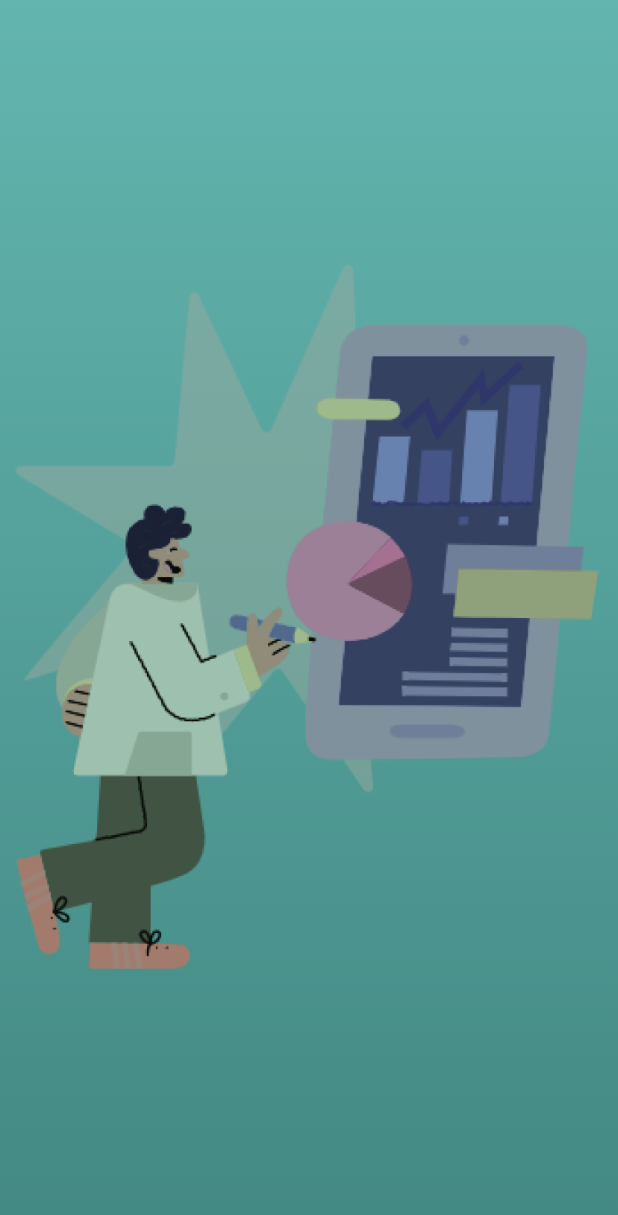
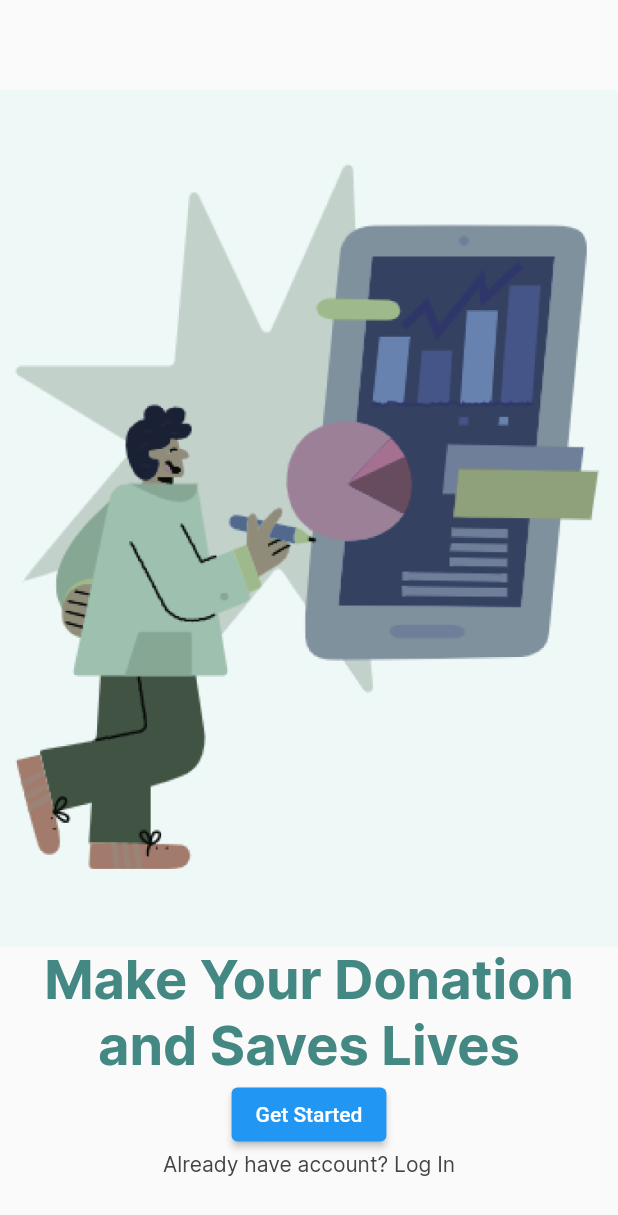
Before and after one commit to fercguerra/donation_app, a Flutter app: the screen it shows after launch, on a phone screen of 412 x 824 dp. Shown: the top 1215 px of the screen. Run offline on Flutter 3.47's test engine with Material 2 defaults, Android fonts, the light colour scheme and no system bars.

Commit message:
Alterações aula 6

```diff
--- a/lib/app.dart
+++ b/lib/app.dart
@@ -1,14 +1,16 @@
-import 'package:donation_app/features/splash/splash_page.dart';
 import 'package:flutter/material.dart';
+
+import 'features/onboarding/onboarding_page.dart';
+
 
 class App extends StatelessWidget {
   const App({super.key});
 
   @override
   Widget build(BuildContext context) {
-    return MaterialApp(
+    return const MaterialApp(
       debugShowCheckedModeBanner: false,
-      home: SplashPage(),
+      home: OnboardingPage(),
 
     );
   }
--- a/lib/common/constants/app_colors.dart
+++ b/lib/common/constants/app_colors.dart
@@ -10,4 +10,6 @@ class AppColors {
     Color(0xFF438883),
   ];
   static const Color white = Color(0xFFFFFFFF);
+  static const Color iceWhite = Color(0xFFEEF8F7);
+  static const Color grey = Color(0xFF444444);
 }
--- a/lib/common/constants/app_text_styles.dart
+++ b/lib/common/constants/app_text_styles.dart
@@ -10,5 +10,17 @@ class AppTextStyles {
           fontWeight: FontWeight.w700,
 
   );
+    static const TextStyle mediumText = TextStyle(
+          fontFamily: 'Inter',
+          fontSize: 36.0,
+          fontWeight: FontWeight.w700,
+    );
+
+   static const TextStyle smallText = TextStyle(
+          fontFamily: 'Inter',
+          fontSize: 14.0,
+          fontWeight: FontWeight.w500,
+    );
+
 
 }
--- /dev/null
+++ b/lib/features/onboarding/onboarding_page.dart
@@ -0,0 +1,46 @@
+import 'package:donation_app/common/constants/app_colors.dart';
+import 'package:donation_app/common/constants/app_text_styles.dart';
+import 'package:flutter/material.dart';
+
+
+class OnboardingPage extends StatelessWidget {
+  const OnboardingPage({super.key});
+
+  @override
+  Widget build(BuildContext context) {
+    return Scaffold(
+      body: Align(
+        child: Column(
+
+         children: [
+          SizedBox(height: 60.0,
+          ),
+          Expanded(
+            flex: 2,
+            child: Container(
+
+              color: AppColors.iceWhite,
+              child: Image.asset('assets/images/man.png'),
+            ),
+          ),
+          Text('Make Your Donation',
+          style:AppTextStyles.mediumText.copyWith(color: AppColors.greenligthTwo,)),
+          Text('and Saves Lives', style: AppTextStyles.mediumText.copyWith(color: AppColors.greenligthTwo,
+          ),
+
+          ),
+          ElevatedButton(onPressed: (){}, child: Text('Get Started')),
+
+          Text('Already have account? Log In',style: AppTextStyles.smallText.copyWith(color: AppColors.grey,
+          ),
+          ),
+          SizedBox(height: 40.0,)
+         ],
+
+
+        ),
+      ),
+
+    );
+  }
+}
```
